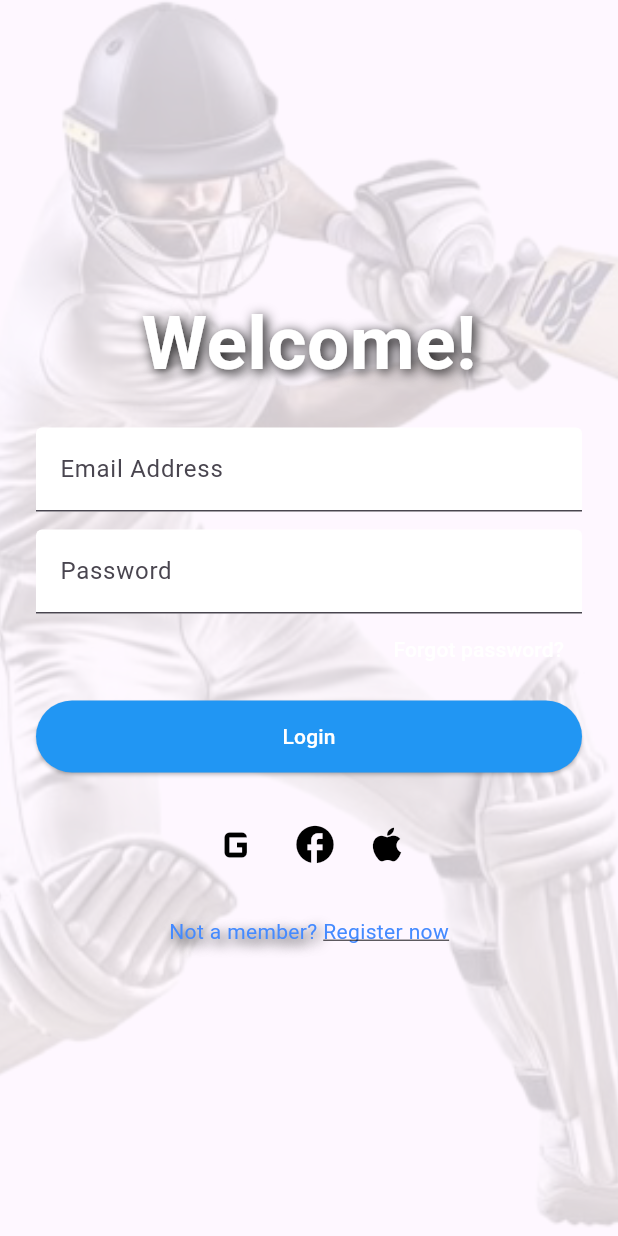
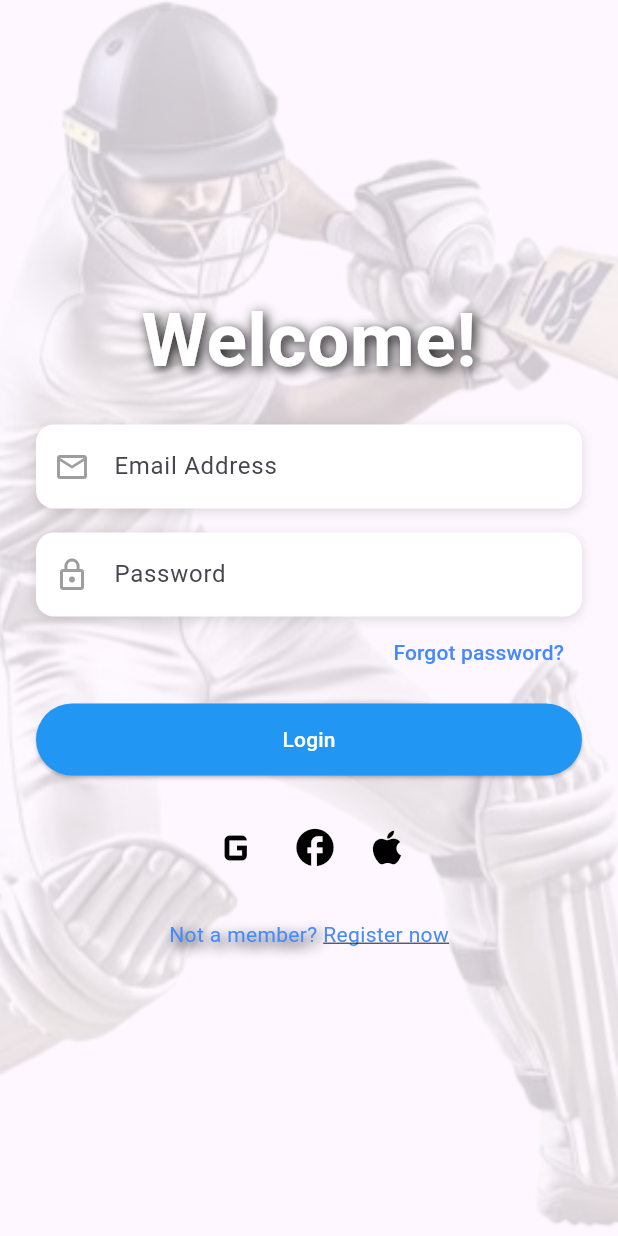
Before and after one commit to Afnaninayat/batsman_pro, a Flutter app: the screen it shows after launch, after a tap on "Get Started", on a phone screen of 412 x 824 dp. Run offline on Flutter 3.47's test engine with Material 3 defaults, Android fonts, the phone set to English and light mode, and no system bars; our stand-ins replace cloud_firestore, file_picker, firebase_auth, firebase_core, video_player; missing offline and left inert: dart:html; accounts and stored records are empty; network calls fail.

Commit message:
style: enhance login page UI with improved text fields and icons

```diff
--- a/lib/pages/login_page.dart
+++ b/lib/pages/login_page.dart
@@ -71,31 +71,68 @@ class _LoginPageState extends State<LoginPage> {
                   ),
                 ),
                 const SizedBox(height: 20),
-                TextField(
+Container(
+  decoration: BoxDecoration(
+    color: Colors.white,
+    borderRadius: BorderRadius.circular(12),
+    boxShadow: [
+      BoxShadow(
+        color: Colors.black12,
+        blurRadius: 6,
+        offset: const Offset(0, 2),
+      ),
+    ],
+  ),
+  child: TextField(
     controller: emailCtrl,
-                  decoration: const InputDecoration(
-                    labelText: "Email Address",
-                    filled: true,
-                    fillColor: Colors.white,
+    keyboardType: TextInputType.emailAddress,
+    textInputAction: TextInputAction.next,
+    onSubmitted: (_) => FocusScope.of(context).nextFocus(),
+    style: const TextStyle(fontSize: 16),
+    decoration: InputDecoration(
+      hintText: "Email Address",
+      prefixIcon: const Icon(Icons.email_outlined, color: Colors.grey),
+      border: InputBorder.none,
+      contentPadding: const EdgeInsets.symmetric(vertical: 16, horizontal: 16),
     ),
   ),
-                const SizedBox(height: 12),
-                TextField(
+),
+const SizedBox(height: 16),
+Container(
+  decoration: BoxDecoration(
+    color: Colors.white,
+    borderRadius: BorderRadius.circular(12),
+    boxShadow: [
+      BoxShadow(
+        color: Colors.black12,
+        blurRadius: 6,
+        offset: const Offset(0, 2),
+      ),
+    ],
+  ),
+  child: TextField(
     controller: passCtrl,
     obscureText: true,
-                  decoration: const InputDecoration(
-                    labelText: "Password",
-                    filled: true,
-                    fillColor: Colors.white,
+    textInputAction: TextInputAction.done,
+    onSubmitted: (_) => login(),
+    style: const TextStyle(fontSize: 16),
+    decoration: InputDecoration(
+      hintText: "Password",
+      prefixIcon: const Icon(Icons.lock_outline, color: Colors.grey),
+      border: InputBorder.none,
+      contentPadding: const EdgeInsets.symmetric(vertical: 16, horizontal: 16),
     ),
   ),
+),
+
+
                 Align(
                   alignment: Alignment.centerRight,
                   child: TextButton(
                     onPressed: () {},
                     child: const Text(
                       "Forgot password?",
-                      style: TextStyle(color: Colors.white),
+                      style: TextStyle(color: Colors.blueAccent),
                     ),
                   ),
                 ),
```
Lines whose indentation alone changed are shown as unchanged.
